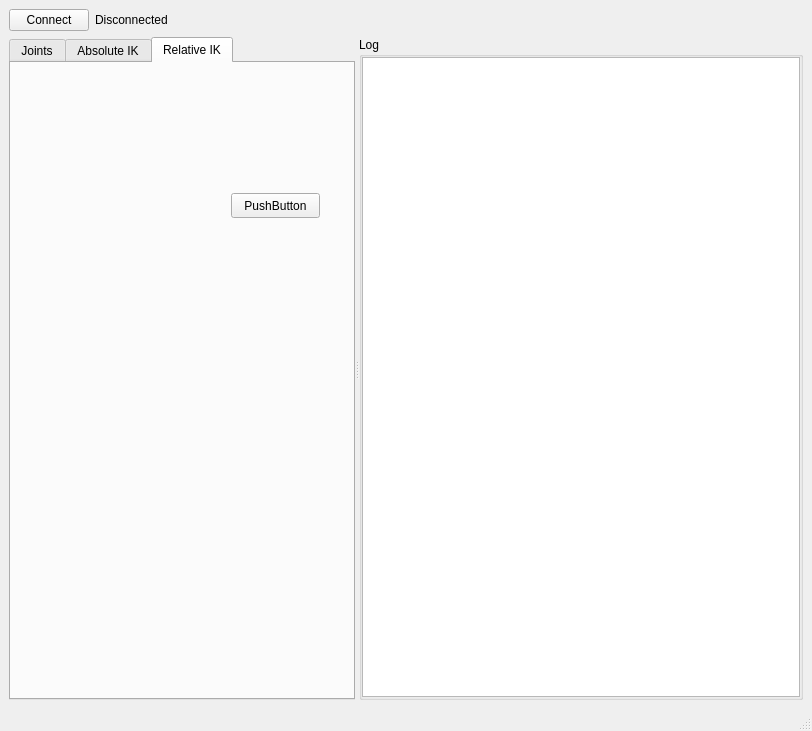
The window that GUI/ControlGUI.ui (yquemener/OpenRobotArm) describes before a commit, drawn with Qt 5.
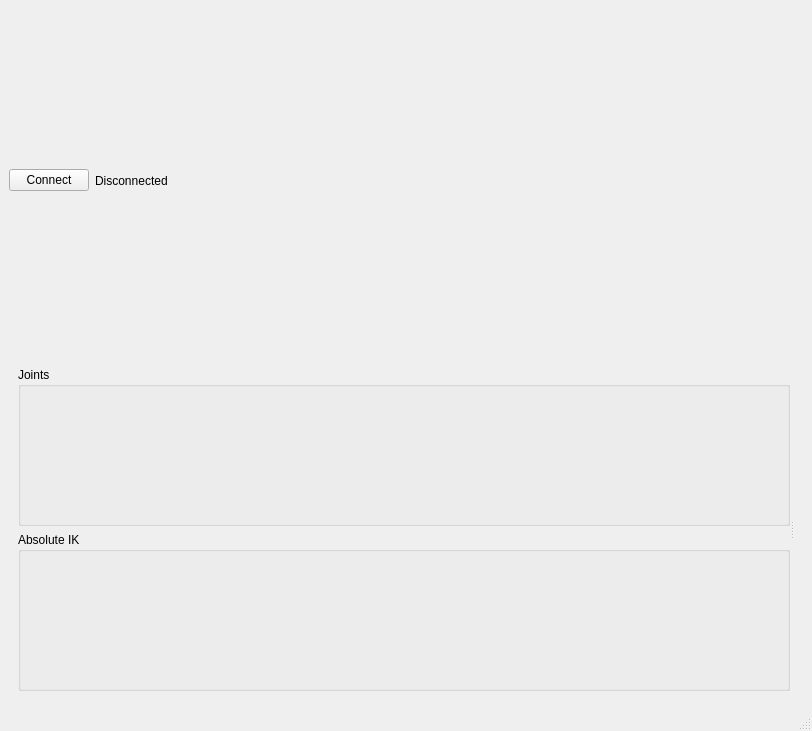
The same window after the commit. The open tabs and pages were chosen to show the change.

Diff of the .ui file:
```diff
--- a/GUI/ControlGUI.ui
+++ b/GUI/ControlGUI.ui
@@ -14,7 +14,7 @@
    <string>Arm Controller</string>
   </property>
   <widget class="QWidget" name="centralwidget">
-   <layout class="QVBoxLayout" name="verticalLayout_2">
+   <layout class="QVBoxLayout" name="verticalLayout_3">
     <item>
      <layout class="QHBoxLayout" name="horizontalLayout" stretch="0,0,0">
       <item>
@@ -47,28 +47,15 @@
      </layout>
     </item>
     <item>
+     <widget class="QFrame" name="horizontalFrame">
+      <layout class="QVBoxLayout" name="verticalLayout_4">
+       <item>
      <widget class="QSplitter" name="splitter">
-      <property name="sizePolicy">
-       <sizepolicy hsizetype="Expanding" vsizetype="Preferred">
-        <horstretch>0</horstretch>
-        <verstretch>1</verstretch>
-       </sizepolicy>
-      </property>
       <property name="orientation">
        <enum>Qt::Horizontal</enum>
       </property>
-      <property name="childrenCollapsible">
-       <bool>false</bool>
-      </property>
-      <widget class="QTabWidget" name="tabWidget">
-       <property name="currentIndex">
-        <number>0</number>
-       </property>
-       <widget class="QWidget" name="tabJoints">
-        <attribute name="title">
-         <string>Joints</string>
-        </attribute>
-        <layout class="QVBoxLayout" name="verticalLayout_5">
+         <widget class="QWidget" name="verticalLayoutWidget_2">
+          <layout class="QVBoxLayout" name="verticalLayout_2">
          <item>
           <widget class="QGroupBox" name="groupJoints">
            <property name="title">
@@ -87,66 +74,23 @@
          </item>
         </layout>
        </widget>
-       <widget class="QWidget" name="tabAbsoluteIK">
-        <attribute name="title">
-         <string>Absolute IK</string>
-        </attribute>
-        <layout class="QVBoxLayout" name="verticalLayout_3"/>
-       </widget>
-       <widget class="QWidget" name="tab_3">
-        <attribute name="title">
-         <string>Relative IK</string>
-        </attribute>
-        <widget class="QPushButton" name="pushButton">
-         <property name="geometry">
-          <rect>
-           <x>220</x>
-           <y>130</y>
-           <width>89</width>
-           <height>25</height>
-          </rect>
-         </property>
-         <property name="text">
-          <string>PushButton</string>
-         </property>
-        </widget>
-       </widget>
-      </widget>
       <widget class="QWidget" name="verticalLayoutWidget">
        <layout class="QVBoxLayout" name="verticalLayout">
         <item>
-         <widget class="QGroupBox" name="groupBox">
-          <property name="title">
-           <string>Log</string>
-          </property>
-          <layout class="QVBoxLayout" name="verticalLayout_4">
-           <property name="spacing">
-            <number>0</number>
-           </property>
-           <property name="leftMargin">
-            <number>0</number>
-           </property>
-           <property name="topMargin">
-            <number>0</number>
-           </property>
-           <property name="rightMargin">
-            <number>0</number>
-           </property>
-           <property name="bottomMargin">
-            <number>0</number>
-           </property>
-           <item>
-            <widget class="QTextEdit" name="textEdit">
-             <property name="readOnly">
-              <bool>true</bool>
-             </property>
+            <widget class="QFrame" name="GLparent">
+             <property name="frameShape">
+              <enum>QFrame::StyledPanel</enum>
+             </property>
+             <property name="frameShadow">
+              <enum>QFrame::Raised</enum>
+             </property>
             </widget>
            </item>
           </layout>
          </widget>
-        </item>
-       </layout>
-      </widget>
+        </widget>
+       </item>
+      </layout>
      </widget>
     </item>
    </layout>
```
Lines whose indentation alone changed are shown as unchanged.
